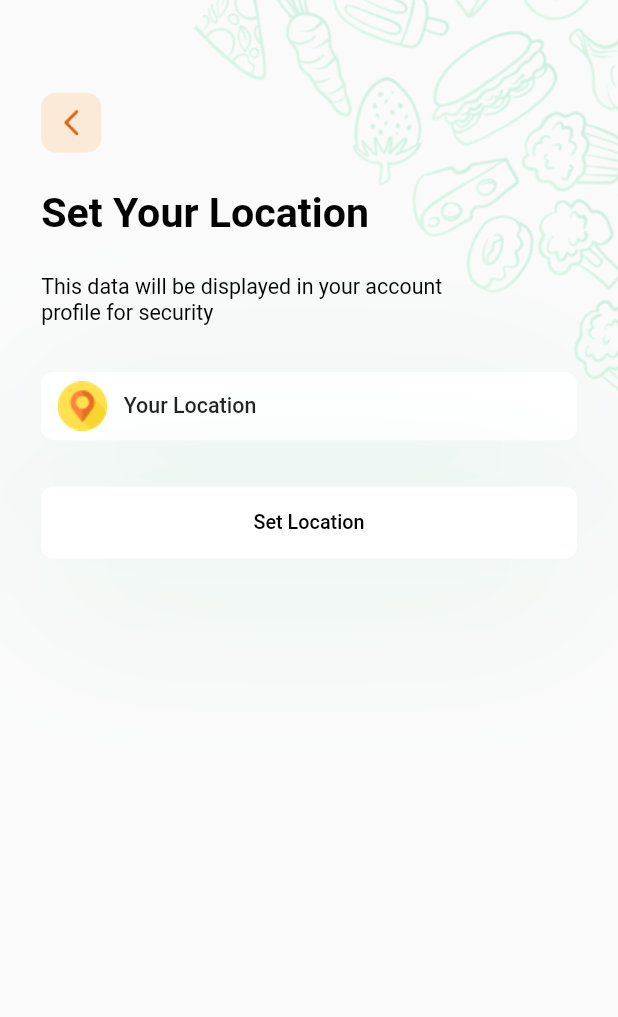
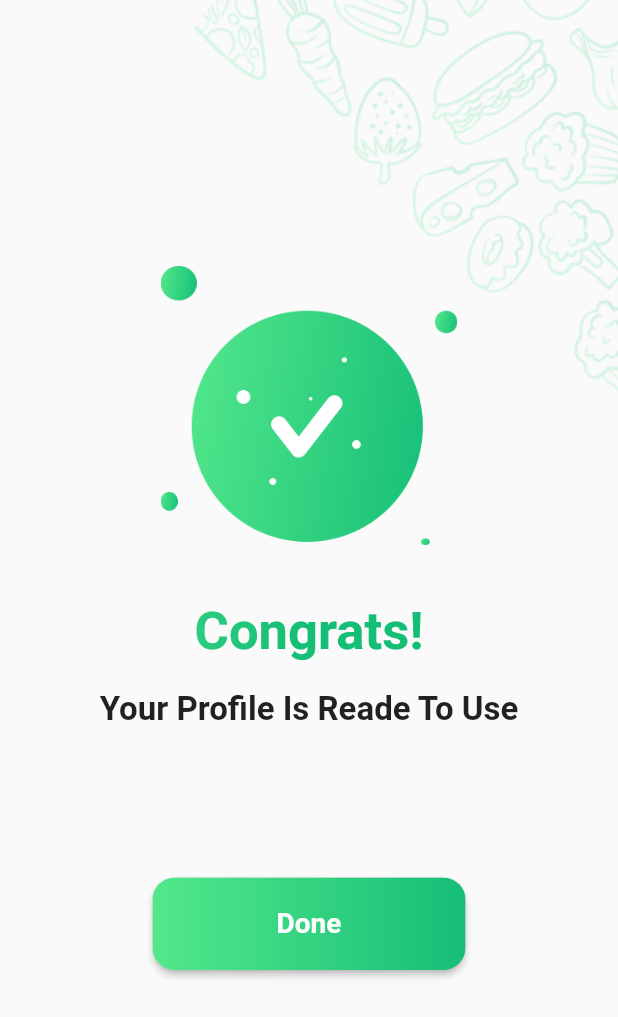
Before and after one commit to avishka2k/food_app, a Flutter app: the screen it shows after launch, on a phone screen of 412 x 824 dp. Shown: the top 1017 px of the screen. Run offline on Flutter 3.47's test engine with Material 2 defaults, Android fonts, the phone set to English and light mode, and no system bars; our stand-ins replace country_picker, device_preview, email_validator, flutter_screenutil, hexcolor, image_picker.

Commit message:
update and add screens

```diff
--- a/lib/main.dart
+++ b/lib/main.dart
@@ -2,6 +2,7 @@ import 'package:device_preview/device_preview.dart';
 import 'package:flutter/material.dart';
 import 'package:flutter_screenutil/flutter_screenutil.dart';
 import 'package:food_app/screens/profileImage.dart';
+import 'package:food_app/screens/profileReady.dart';
 import 'package:food_app/screens/setLocation.dart';
 
 void main() => runApp(
@@ -26,7 +27,7 @@ class MyApp extends StatelessWidget {
         theme: ThemeData(
           primarySwatch: Colors.blue,
         ),
-        home: setLocation(),
+        home: profileReady(),
       ),
     );
   }
--- /dev/null
+++ b/lib/screens/profileReady.dart
@@ -0,0 +1,79 @@
+// ignore_for_file: camel_case_types, use_key_in_widget_constructors
+import 'dart:math';
+import 'package:flutter/material.dart';
+import 'package:flutter_screenutil/flutter_screenutil.dart';
+import 'package:food_app/widget/primarybtn.dart';
+
+import 'package:hexcolor/hexcolor.dart';
+
+class profileReady extends StatelessWidget {
+  @override
+  Widget build(BuildContext context) {
+    return Scaffold(
+      body: Stack(
+        children: [
+          Transform.translate(
+            offset: const Offset(-0, -180),
+            child: Transform.rotate(
+              angle: pi / 5,
+              child: Container(
+                decoration: const BoxDecoration(
+                  image: DecorationImage(
+                    alignment: Alignment.topCenter,
+                    image: AssetImage('assets/BgPattern.png'),
+                  ),
+                ),
+              ),
+            ),
+          ),
+          Center(
+            child: Column(
+              mainAxisAlignment: MainAxisAlignment.center,
+              children: [
+                Image(
+                  image: const AssetImage('assets/profileReady.png'),
+                  width: 180.w,
+                ),
+                SizedBox(height: 30.h),
+                Text(
+                  'Congrats!',
+                  style: TextStyle(
+                    fontSize: 35,
+                    fontWeight: FontWeight.bold,
+                    foreground: Paint()
+                      ..shader = LinearGradient(
+                        colors: <Color>[
+                          HexColor('53E88B'),
+                          HexColor('15BE77'),
+                        ],
+                      ).createShader(
+                        const Rect.fromLTWH(0.0, 0.0, 200, 100),
+                      ),
+                  ),
+                ),
+                SizedBox(height: 15.h),
+                const Text(
+                  'Your Profile Is Reade To Use',
+                  style: TextStyle(
+                    fontSize: 22,
+                    fontWeight: FontWeight.bold,
+                  ),
+                ),
+                SizedBox(height: 80.h),
+
+                // ignore: deprecated_member_use
+                RaisedButton(
+                  onPressed: () {},
+                  shape: RoundedRectangleBorder(
+                      borderRadius: BorderRadius.circular(15.0)),
+                  padding: const EdgeInsets.all(0.0),
+                  child: primatyButton(btnText: 'Done'),
+                ),
+              ],
+            ),
+          )
+        ],
+      ),
+    );
+  }
+}
```
Also changed, not shown: lib/screens/pwReset.dart (added, +80 -0 lines), assets/profileReady.png (added).
